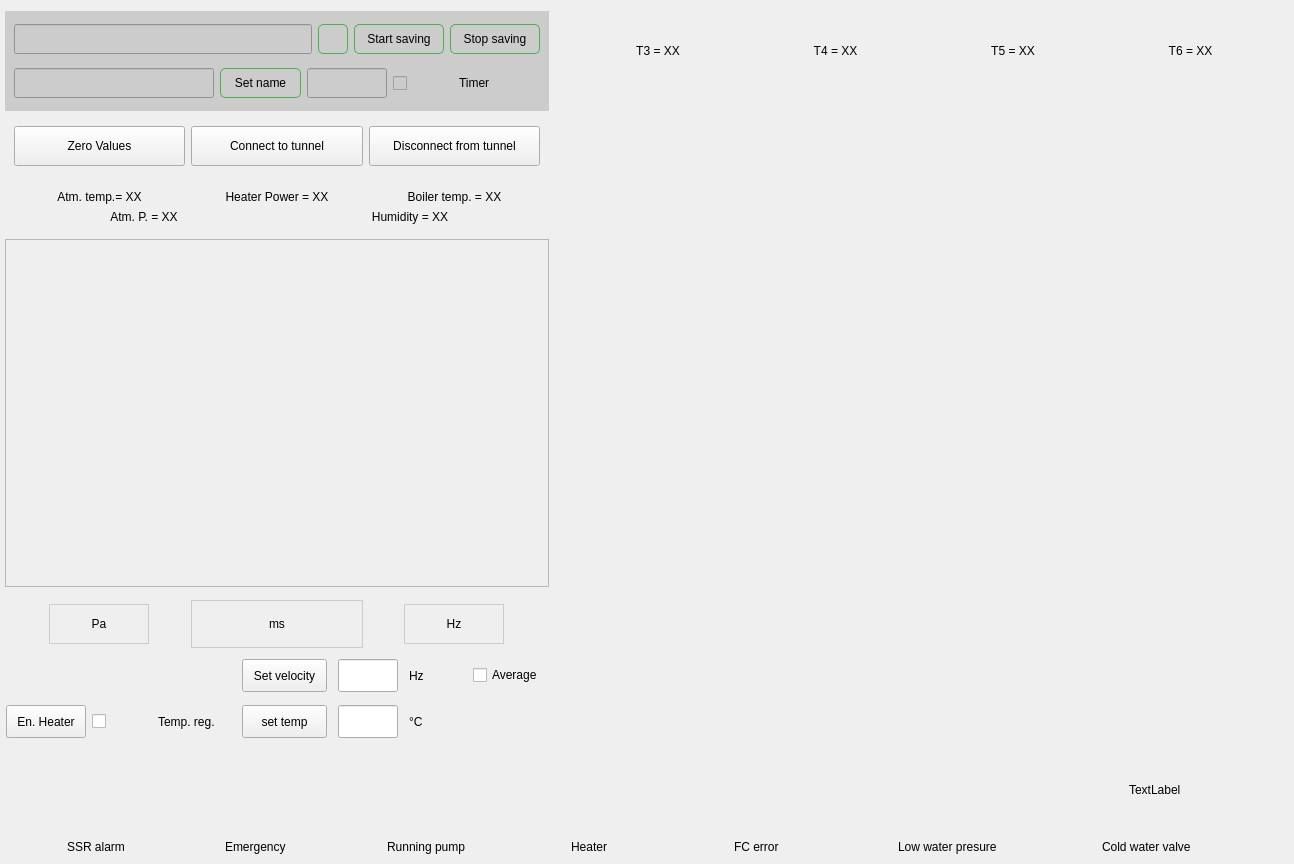
Qt form Generated_qt/Ilmenau_wind_tunnel.ui (nirow1/Ilmenau_wind_tunnel) before a commit.
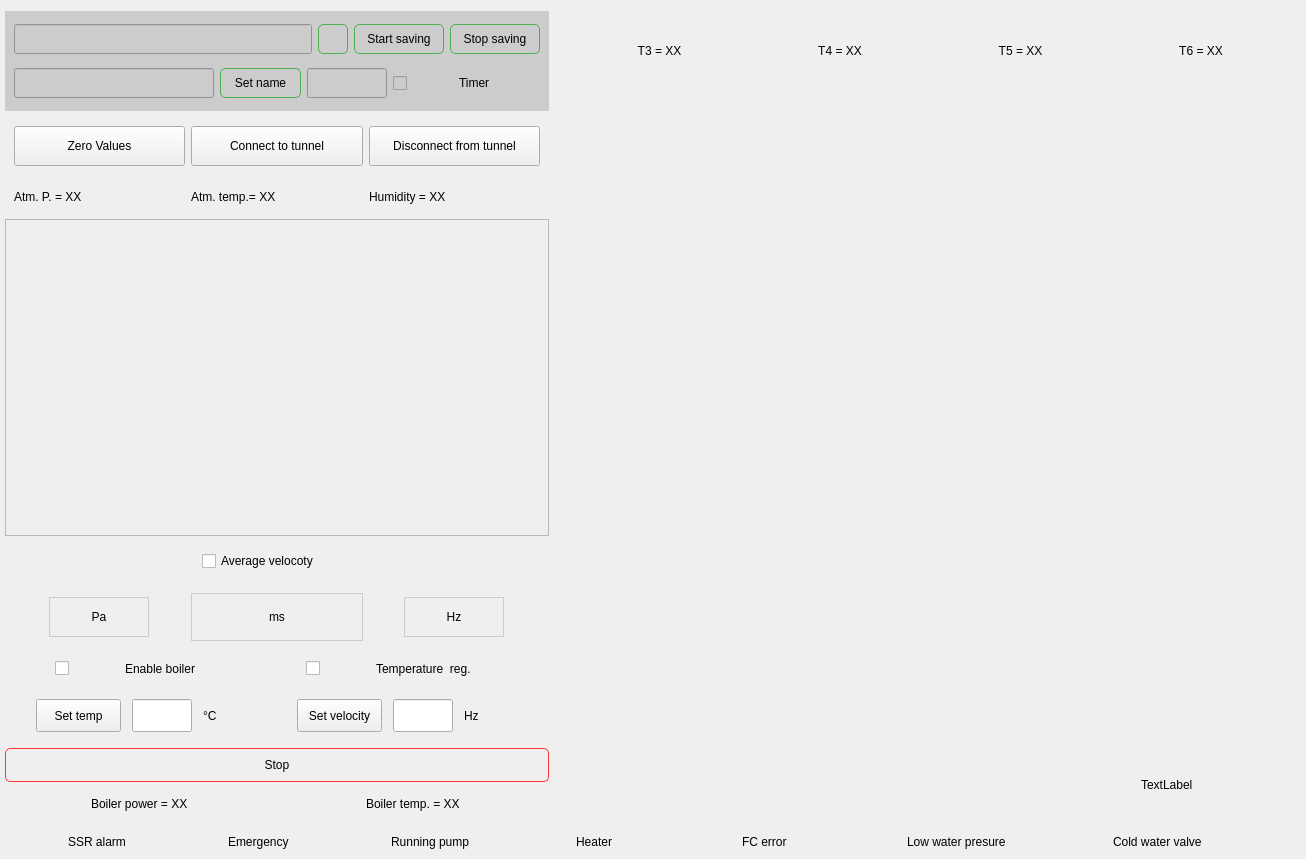
The same form after that commit. Custom widgets are drawn as their Qt base class.

What changed in the file:
```diff
--- a/Generated_qt/Ilmenau_wind_tunnel.ui
+++ b/Generated_qt/Ilmenau_wind_tunnel.ui
@@ -6,8 +6,8 @@
    <rect>
     <x>0</x>
     <y>0</y>
-    <width>1294</width>
-    <height>864</height>
+    <width>1306</width>
+    <height>859</height>
    </rect>
   </property>
   <property name="windowTitle">
@@ -416,54 +416,6 @@
                  <number>0</number>
                 </property>
                 <item>
-                 <widget class="QLabel" name="atm_temp_lbl">
-                  <property name="text">
-                   <string>Atm. temp.= XX</string>
-                  </property>
-                  <property name="alignment">
-                   <set>Qt::AlignmentFlag::AlignCenter</set>
-                  </property>
-                 </widget>
-                </item>
-                <item>
-                 <widget class="QLabel" name="heater_power_lbl">
-                  <property name="text">
-                   <string>Heater Power = XX</string>
-                  </property>
-                  <property name="alignment">
-                   <set>Qt::AlignmentFlag::AlignCenter</set>
-                  </property>
-                 </widget>
-                </item>
-                <item>
-                 <widget class="QLabel" name="temp_lbl_1">
-                  <property name="text">
-                   <string>Boiler temp. = XX</string>
-                  </property>
-                  <property name="alignment">
-                   <set>Qt::AlignmentFlag::AlignCenter</set>
-                  </property>
-                 </widget>
-                </item>
-               </layout>
-              </widget>
-             </item>
-             <item>
-              <widget class="QWidget" name="widget_26" native="true">
-               <layout class="QHBoxLayout" name="horizontalLayout_14">
-                <property name="leftMargin">
-                 <number>0</number>
-                </property>
-                <property name="topMargin">
-                 <number>0</number>
-                </property>
-                <property name="rightMargin">
-                 <number>0</number>
-                </property>
-                <property name="bottomMargin">
-                 <number>0</number>
-                </property>
-                <item>
                  <widget class="QLabel" name="atmosphere_lbl">
                   <property name="maximumSize">
                    <size>
@@ -475,7 +427,23 @@
                    <string>Atm. P. = XX</string>
                   </property>
                   <property name="alignment">
-                   <set>Qt::AlignmentFlag::AlignCenter</set>
+                   <set>Qt::AlignmentFlag::AlignLeading|Qt::AlignmentFlag::AlignLeft|Qt::AlignmentFlag::AlignVCenter</set>
+                  </property>
+                 </widget>
+                </item>
+                <item>
+                 <widget class="QLabel" name="atm_temp_lbl">
+                  <property name="maximumSize">
+                   <size>
+                    <width>200</width>
+                    <height>16777215</height>
+                   </size>
+                  </property>
+                  <property name="text">
+                   <string>Atm. temp.= XX</string>
+                  </property>
+                  <property name="alignment">
+                   <set>Qt::AlignmentFlag::AlignLeading|Qt::AlignmentFlag::AlignLeft|Qt::AlignmentFlag::AlignVCenter</set>
                   </property>
                  </widget>
                 </item>
@@ -485,7 +453,7 @@
                    <string>Humidity = XX</string>
                   </property>
                   <property name="alignment">
-                   <set>Qt::AlignmentFlag::AlignCenter</set>
+                   <set>Qt::AlignmentFlag::AlignLeading|Qt::AlignmentFlag::AlignLeft|Qt::AlignmentFlag::AlignVCenter</set>
                   </property>
                  </widget>
                 </item>
@@ -535,6 +503,25 @@
             </layout>
            </widget>
           </item>
+          <item>
+           <widget class="QWidget" name="widget_27" native="true">
+            <layout class="QHBoxLayout" name="horizontalLayout_15">
+             <item>
+              <widget class="QCheckBox" name="speed_avg_cb">
+               <property name="maximumSize">
+                <size>
+                 <width>150</width>
+                 <height>16777215</height>
+                </size>
+               </property>
+               <property name="text">
+                <string>Average velocoty</string>
+               </property>
+              </widget>
+             </item>
+            </layout>
+           </widget>
+          </item>
           <item>
            <widget class="QWidget" name="widget_3" native="true">
             <layout class="QHBoxLayout" name="horizontalLayout_4">
@@ -717,168 +704,20 @@
                      </layout>
                     </widget>
                    </item>
-                   <item>
-                    <widget class="QWidget" name="widget_11" native="true">
-                     <property name="minimumSize">
-                      <size>
-                       <width>0</width>
-                       <height>41</height>
-                      </size>
-                     </property>
-                     <property name="styleSheet">
-                      <string notr="true"/>
-                     </property>
-                     <layout class="QHBoxLayout" name="horizontalLayout_5">
-                      <property name="leftMargin">
-                       <number>1</number>
-                      </property>
-                      <property name="topMargin">
-                       <number>3</number>
-                      </property>
-                      <property name="rightMargin">
-                       <number>1</number>
-                      </property>
-                      <property name="bottomMargin">
-                       <number>3</number>
-                      </property>
-                      <item>
-                       <widget class="QWidget" name="widget_33" native="true">
-                        <property name="minimumSize">
-                         <size>
-                          <width>225</width>
-                          <height>0</height>
-                         </size>
-                        </property>
-                        <layout class="QHBoxLayout" name="horizontalLayout_7">
-                         <property name="leftMargin">
-                          <number>0</number>
-                         </property>
-                         <property name="topMargin">
-                          <number>0</number>
-                         </property>
-                         <property name="rightMargin">
-                          <number>0</number>
-                         </property>
-                         <property name="bottomMargin">
-                          <number>0</number>
-                         </property>
-                        </layout>
-                       </widget>
-                      </item>
-                      <item>
-                       <widget class="QWidget" name="widget_39" native="true">
-                        <property name="maximumSize">
-                         <size>
-                          <width>230</width>
-                          <height>16777215</height>
-                         </size>
-                        </property>
-                        <layout class="QHBoxLayout" name="horizontalLayout_35">
-                         <property name="leftMargin">
-                          <number>0</number>
-                         </property>
-                         <property name="topMargin">
-                          <number>0</number>
-                         </property>
-                         <property name="rightMargin">
-                          <number>0</number>
-                         </property>
-                         <property name="bottomMargin">
-                          <number>0</number>
-                         </property>
-                         <item>
-                          <widget class="QPushButton" name="set_velocity_btn">
-                           <property name="minimumSize">
-                            <size>
-                             <width>0</width>
-                             <height>33</height>
-                            </size>
-                           </property>
-                           <property name="maximumSize">
-                            <size>
-                             <width>85</width>
-                             <height>16777215</height>
-                            </size>
-                           </property>
-                           <property name="text">
-                            <string>Set velocity</string>
-                           </property>
-                          </widget>
-                         </item>
-                         <item>
-                          <widget class="QLineEdit" name="set_velocity_le">
-                           <property name="minimumSize">
-                            <size>
-                             <width>0</width>
-                             <height>33</height>
-                            </size>
-                           </property>
-                           <property name="maximumSize">
-                            <size>
-                             <width>60</width>
-                             <height>16777215</height>
-                            </size>
-                           </property>
-                          </widget>
-                         </item>
-                         <item>
-                          <widget class="QLabel" name="label_7">
-                           <property name="maximumSize">
-                            <size>
-                             <width>50</width>
-                             <height>16777215</height>
-                            </size>
-                           </property>
-                           <property name="text">
-                            <string>Hz</string>
-                           </property>
-                          </widget>
-                         </item>
-                        </layout>
-                       </widget>
-                      </item>
-                      <item>
-                       <widget class="QWidget" name="widget_50" native="true">
-                        <property name="maximumSize">
-                         <size>
-                          <width>120</width>
-                          <height>16777215</height>
-                         </size>
-                        </property>
-                        <layout class="QHBoxLayout" name="horizontalLayout_36">
-                         <property name="leftMargin">
-                          <number>0</number>
-                         </property>
-                         <property name="topMargin">
-                          <number>0</number>
-                         </property>
-                         <property name="rightMargin">
-                          <number>0</number>
-                         </property>
-                         <property name="bottomMargin">
-                          <number>0</number>
-                         </property>
-                         <item>
-                          <widget class="QCheckBox" name="speed_avg_cb">
-                           <property name="maximumSize">
-                            <size>
-                             <width>80</width>
-                             <height>16777215</height>
-                            </size>
-                           </property>
-                           <property name="text">
-                            <string>Average</string>
-                           </property>
-                          </widget>
-                         </item>
-                        </layout>
-                       </widget>
-                      </item>
-                     </layout>
-                    </widget>
-                   </item>
                    <item>
                     <widget class="QWidget" name="widget_16" native="true">
+                     <property name="minimumSize">
+                      <size>
+                       <width>0</width>
+                       <height>41</height>
+                      </size>
+                     </property>
+                     <property name="maximumSize">
+                      <size>
+                       <width>16777215</width>
+                       <height>41</height>
+                      </size>
+                     </property>
                      <layout class="QHBoxLayout" name="horizontalLayout_13">
                       <property name="leftMargin">
                        <number>1</number>
@@ -893,26 +732,20 @@
                        <number>3</number>
                       </property>
                       <item>
-                       <widget class="QWidget" name="widget_31" native="true">
-                        <property name="sizePolicy">
-                         <sizepolicy hsizetype="Expanding" vsizetype="Preferred">
-                          <horstretch>0</horstretch>
-                          <verstretch>0</verstretch>
-                         </sizepolicy>
-                        </property>
+                       <widget class="QWidget" name="widget_30" native="true">
                         <property name="minimumSize">
                          <size>
                           <width>0</width>
-                          <height>0</height>
+                          <height>35</height>
                          </size>
                         </property>
                         <property name="maximumSize">
                          <size>
-                          <width>225</width>
+                          <width>200</width>
                           <height>16777215</height>
                          </size>
                         </property>
-                        <layout class="QHBoxLayout" name="horizontalLayout_9">
+                        <layout class="QHBoxLayout" name="horizontalLayout_18">
                          <property name="leftMargin">
                           <number>0</number>
                          </property>
@@ -926,26 +759,57 @@
                           <number>0</number>
                          </property>
                          <item>
-                          <widget class="QPushButton" name="enable_heater_btn">
-                           <property name="minimumSize">
+                          <widget class="AnimatedToggle" name="enable_heater_tg">
+                           <property name="maximumSize">
                             <size>
-                             <width>0</width>
-                             <height>33</height>
+                             <width>60</width>
+                             <height>16777215</height>
                             </size>
                            </property>
+                           <property name="text">
+                            <string/>
+                           </property>
+                          </widget>
+                         </item>
+                         <item>
+                          <widget class="QLabel" name="label_13">
                            <property name="maximumSize">
                             <size>
-                             <width>83</width>
+                             <width>120</width>
                              <height>16777215</height>
                             </size>
                            </property>
                            <property name="text">
-                            <string>En. Heater</string>
+                            <string>Enable boiler </string>
                            </property>
                           </widget>
                          </item>
+                        </layout>
+                       </widget>
+                      </item>
+                      <item>
+                       <widget class="QWidget" name="widget_26" native="true">
+                        <property name="maximumSize">
+                         <size>
+                          <width>200</width>
+                          <height>16777215</height>
+                         </size>
+                        </property>
+                        <layout class="QHBoxLayout" name="horizontalLayout_14">
+                         <property name="leftMargin">
+                          <number>0</number>
+                         </property>
+                         <property name="topMargin">
+                          <number>0</number>
+                         </property>
+                         <property name="rightMargin">
+                          <number>0</number>
+                         </property>
+                         <property name="bottomMargin">
+                          <number>0</number>
+                         </property>
                          <item>
-                          <widget class="AnimatedToggle" name="temp_reg_chb">
+                          <widget class="AnimatedToggle" name="temp_reg_tg">
                            <property name="maximumSize">
                             <size>
                              <width>60</width>
@@ -959,14 +823,47 @@
                          </item>
                          <item>
                           <widget class="QLabel" name="label_11">
+                           <property name="maximumSize">
+                            <size>
+                             <width>120</width>
+                             <height>16777215</height>
+                            </size>
+                           </property>
                            <property name="text">
-                            <string>Temp. reg.</string>
+                            <string>Temperature  reg.</string>
                            </property>
                           </widget>
                          </item>
                         </layout>
                        </widget>
                       </item>
+                     </layout>
+                    </widget>
+                   </item>
+                   <item>
+                    <widget class="QWidget" name="widget_11" native="true">
+                     <property name="minimumSize">
+                      <size>
+                       <width>0</width>
+                       <height>41</height>
+                      </size>
+                     </property>
+                     <property name="styleSheet">
+                      <string notr="true"/>
+                     </property>
+                     <layout class="QHBoxLayout" name="horizontalLayout_5">
+                      <property name="leftMargin">
+                       <number>1</number>
+                      </property>
+                      <property name="topMargin">
+                       <number>3</number>
+                      </property>
+                      <property name="rightMargin">
+                       <number>1</number>
+                      </property>
+                      <property name="bottomMargin">
+                       <number>3</number>
+                      </property>
                       <item>
                        <widget class="QWidget" name="widget_15" native="true">
                         <property name="sizePolicy">
@@ -1009,7 +906,7 @@
                             </size>
                            </property>
                            <property name="text">
-                            <string>set temp</string>
+                            <string>Set temp</string>
                            </property>
                           </widget>
                          </item>
@@ -1052,13 +949,75 @@
                        </widget>
                       </item>
                       <item>
-                       <widget class="QWidget" name="widget_30" native="true">
+                       <widget class="QWidget" name="widget_39" native="true">
                         <property name="maximumSize">
                          <size>
-                          <width>120</width>
+                          <width>230</width>
                           <height>16777215</height>
                          </size>
                         </property>
+                        <layout class="QHBoxLayout" name="horizontalLayout_35">
+                         <property name="leftMargin">
+                          <number>0</number>
+                         </property>
+                         <property name="topMargin">
+                          <number>0</number>
+                         </property>
+                         <property name="rightMargin">
+                          <number>0</number>
+                         </property>
+                         <property name="bottomMargin">
+                          <number>0</number>
+                         </property>
+                         <item>
+                          <widget class="QPushButton" name="set_velocity_btn">
+                           <property name="minimumSize">
+                            <size>
+                             <width>0</width>
+                             <height>33</height>
+                            </size>
+                           </property>
+                           <property name="maximumSize">
+                            <size>
+                             <width>85</width>
+                             <height>16777215</height>
+                            </size>
+                           </property>
+                           <property name="text">
+                            <string>Set velocity</string>
+                           </property>
+                          </widget>
+                         </item>
+                         <item>
+                          <widget class="QLineEdit" name="set_velocity_le">
+                           <property name="minimumSize">
+                            <size>
+                             <width>0</width>
+                             <height>33</height>
+                            </size>
+                           </property>
+                           <property name="maximumSize">
+                            <size>
+                             <width>60</width>
+                             <height>16777215</height>
+                            </size>
+                           </property>
+                          </widget>
+                         </item>
+                         <item>
+                          <widget class="QLabel" name="label_7">
+                           <property name="maximumSize">
+                            <size>
+                             <width>50</width>
+                             <height>16777215</height>
+                            </size>
+                           </property>
+                           <property name="text">
+                            <string>Hz</string>
+                           </property>
+                          </widget>
+                         </item>
+                        </layout>
                        </widget>
                       </item>
                      </layout>
@@ -1073,20 +1032,125 @@
             </layout>
            </widget>
           </item>
+          <item>
+           <widget class="QWidget" name="widget_33" native="true">
+            <property name="styleSheet">
+             <string notr="true">QPushButton {
+    border-radius: 5px;
+    border: 1px solid #FF3636;
+}
+
+QPushButton:hover {
+    background-color: rgb(230, 230, 230);
+}
+
+QPushButton:pressed {
+    background-color: #FF2626;
+}</string>
+            </property>
+            <layout class="QHBoxLayout" name="horizontalLayout_19">
+             <property name="leftMargin">
+              <number>0</number>
+             </property>
+             <property name="topMargin">
+              <number>0</number>
+             </property>
+             <property name="rightMargin">
+              <number>0</number>
+             </property>
+             <property name="bottomMargin">
+              <number>0</number>
+             </property>
+             <item>
+              <widget class="QPushButton" name="stop_btn">
+               <property name="minimumSize">
+                <size>
+                 <width>0</width>
+                 <height>34</height>
+                </size>
+               </property>
+               <property name="maximumSize">
+                <size>
+                 <width>16777215</width>
+                 <height>40</height>
+                </size>
+               </property>
+               <property name="text">
+                <string>Stop</string>
+               </property>
+              </widget>
+             </item>
+            </layout>
+           </widget>
+          </item>
           <item>
            <widget class="QWidget" name="widget_32" native="true">
             <property name="minimumSize">
              <size>
               <width>0</width>
-              <height>72</height>
+              <height>32</height>
              </size>
             </property>
             <property name="maximumSize">
              <size>
               <width>16777215</width>
-              <height>100</height>
+              <height>89</height>
              </size>
             </property>
+            <layout class="QHBoxLayout" name="horizontalLayout_7">
+             <property name="leftMargin">
+              <number>0</number>
+             </property>
+             <property name="topMargin">
+              <number>0</number>
+             </property>
+             <property name="rightMargin">
+              <number>0</number>
+             </property>
+             <property name="bottomMargin">
+              <number>0</number>
+             </property>
+             <item>
+              <widget class="QWidget" name="widget_36" native="true">
+               <property name="maximumSize">
+                <size>
+                 <width>80</width>
+                 <height>16777215</height>
+                </size>
+               </property>
+              </widget>
+             </item>
+             <item>
+              <widget class="QLabel" name="heater_power_lbl">
+               <property name="text">
+                <string>Boiler power = XX</string>
+               </property>
+               <property name="alignment">
+                <set>Qt::AlignmentFlag::AlignLeading|Qt::AlignmentFlag::AlignLeft|Qt::AlignmentFlag::AlignVCenter</set>
+               </property>
+              </widget>
+             </item>
+             <item>
+              <widget class="QWidget" name="widget_37" native="true">
+               <property name="maximumSize">
+                <size>
+                 <width>80</width>
+                 <height>16777215</height>
+                </size>
+               </property>
+              </widget>
+             </item>
+             <item>
+              <widget class="QLabel" name="temp_lbl_1">
+               <property name="text">
+                <string>Boiler temp. = XX</string>
+               </property>
+               <property name="alignment">
+                <set>Qt::AlignmentFlag::AlignLeading|Qt::AlignmentFlag::AlignLeft|Qt::AlignmentFlag::AlignVCenter</set>
+               </property>
+              </widget>
+             </item>
+            </layout>
            </widget>
           </item>
          </layout>
```
